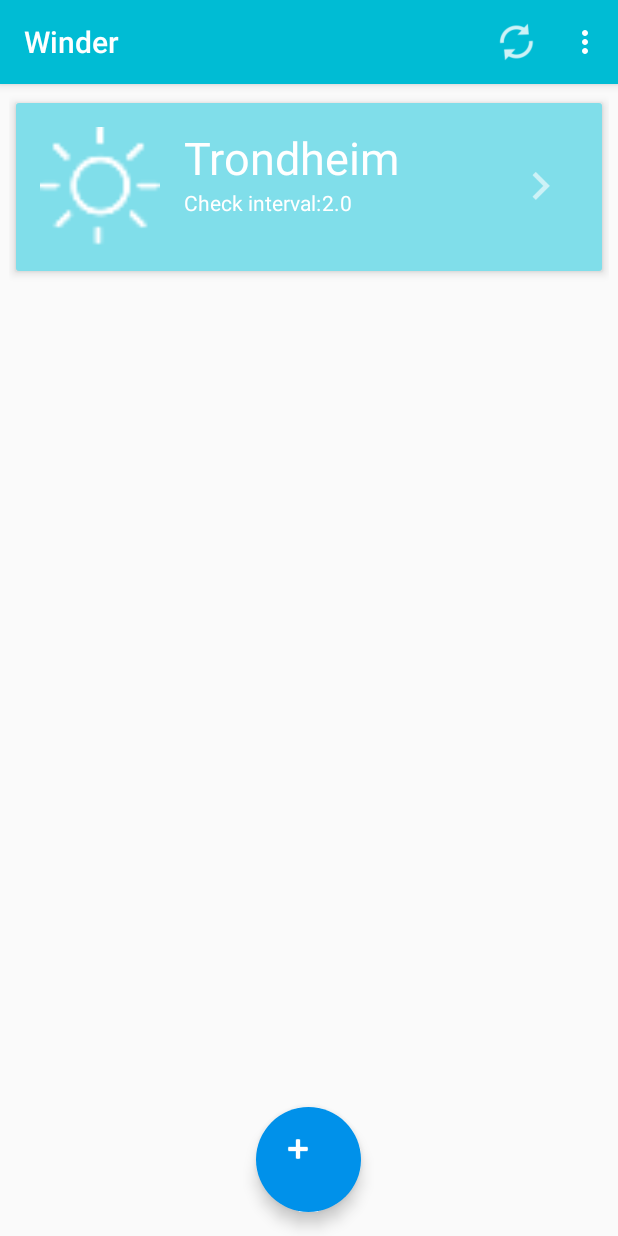
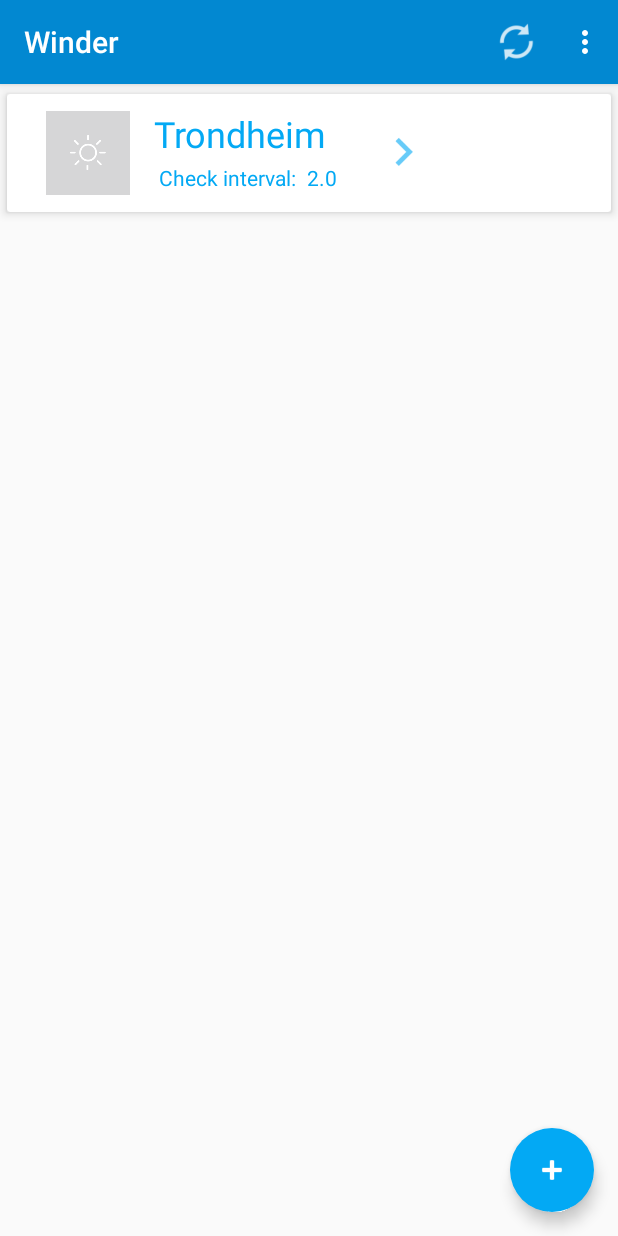
Before and after one commit to erlendg/Winder, an Android app: the screen it shows after launch (MainActivity), on a phone screen of 412 x 824 dp. Run offline under Robolectric (Android 15) with nearby library versions, the phone set to English and light mode, and no system bars; libraries missing offline, so code that uses them is left out: com.readystatesoftware.sqliteasset; 5 statements that could not run were skipped.

Commit message:
Ny hovedside.. working on it

```diff
--- a/app/src/main/java/com/eim/winder/activities/MainActivity.java
+++ b/app/src/main/java/com/eim/winder/activities/MainActivity.java
@@ -149,7 +149,7 @@ public class MainActivity extends AppCompatActivity {
     public boolean onOptionsItemSelected(MenuItem item) {
         // Handle action bar item clicks here. The action bar will
         // automatically handle clicks on the Home/Up button, so long
-        // as you specify a parent activity in AndroidManifest.xml.
+        // as you specify template_selected_shape parent activity in AndroidManifest.xml.
         /*
         //Gammel Kode:
         int id = item.getItemId();
@@ -201,10 +201,10 @@ public class MainActivity extends AppCompatActivity {
     }
 /**
  * This method is moved to another place in the code:
-    private void generateNotification(ArrayList<String> a, int i){
+    private void generateNotification(ArrayList<String> template_selected_shape, int i){
         notification = new NotificationCompat.Builder(this);
         notification.setSmallIcon(R.drawable.testicon);
-        if(!a.isEmpty()) {
+        if(!template_selected_shape.isEmpty()) {
             notification.setContentTitle("Vi har en match.");
             notification.setContentText("for område " + i + "!");
         }
--- a/app/src/main/java/com/eim/winder/activities/RVAdapter.java
+++ b/app/src/main/java/com/eim/winder/activities/RVAdapter.java
@@ -1,11 +1,15 @@
 package com.eim.winder.activities;
 
 import android.content.Context;
+import android.graphics.drawable.ColorDrawable;
+import android.graphics.drawable.Drawable;
+import android.graphics.drawable.LayerDrawable;
 import android.support.v7.widget.CardView;
 import android.support.v7.widget.RecyclerView;
 import android.view.LayoutInflater;
 import android.view.View;
 import android.view.ViewGroup;
+import android.widget.ImageButton;
 import android.widget.ImageView;
 import android.widget.TextView;
 
@@ -13,6 +17,7 @@ import com.eim.winder.R;
 import com.eim.winder.db.AlertSettingsDAO;
 
 import java.util.ArrayList;
+
 
 /**
  * Created by Mari on 18.02.2016.
@@ -58,9 +63,15 @@ public class RVAdapter extends RecyclerView.Adapter<RVAdapter.WeatherViewHolder>
     public void onBindViewHolder(WeatherViewHolder holder, int position) {
         holder.bind(alertsettings.get(position), listener);
         holder.locationName.setText(alertsettings.get(position).getLocation().getName());
-        holder.checkInterval.setText("" + alertsettings.get(position).getCheckInterval());
+        holder.checkInterval.setText(""+alertsettings.get(position).getCheckInterval());
         int resID = context.getResources().getIdentifier(alertsettings.get(position).getIconName(), "drawable", context.getPackageName());
+        holder.weatherIcon.setSelected(true);
         holder.weatherIcon.setImageResource(resID);
+        /*Drawable color = new ColorDrawable(context.getResources().getColor(R.color.colorAccent));
+        Drawable image = holder.weatherIcon.getDrawable();
+
+        LayerDrawable ld = new LayerDrawable(new Drawable[]{color, image});
+        holder.weatherIcon.setImageDrawable(ld);*/
     }
     @Override
     public void onAttachedToRecyclerView(RecyclerView recyclerView) {
@@ -73,7 +84,7 @@ public class RVAdapter extends RecyclerView.Adapter<RVAdapter.WeatherViewHolder>
         CardView card_view;
         TextView locationName;
         TextView checkInterval;
-        ImageView weatherIcon;
+        ImageButton weatherIcon;
 
 
         WeatherViewHolder(View itemView) {
@@ -81,9 +92,9 @@ public class RVAdapter extends RecyclerView.Adapter<RVAdapter.WeatherViewHolder>
             card_view = (CardView)itemView.findViewById(R.id.card_view);
             locationName = (TextView)itemView.findViewById(R.id.location_name);
             checkInterval = (TextView)itemView.findViewById(R.id.check_interval_num);
-            weatherIcon = (ImageView)itemView.findViewById(R.id.weather_photo);
+            weatherIcon = (ImageButton)itemView.findViewById(R.id.weather_photo);
         }
-        //Binds a listener to each item
+        //Binds template_selected_shape listener to each item
         public void bind(final AlertSettingsDAO item, final OnItemClickListener listener){
             itemView.setOnClickListener(new View.OnClickListener(){
                 @Override public void onClick(View v){
--- a/app/src/main/java/com/eim/winder/activities/alertsettings/SelectLocationActivity.java
+++ b/app/src/main/java/com/eim/winder/activities/alertsettings/SelectLocationActivity.java
@@ -117,7 +117,7 @@ public class SelectLocationActivity extends AppCompatActivity {
         SharedPreferences.Editor editor = defaultSharedPrefs.edit();
         if(sunButton.isSelected()){
             editor.putBoolean(getString(R.string.sunny_pref_key), true);
-            editor2.putString(getString(R.string.prefered_icon_key), "ic_sun");
+            editor2.putString(getString(R.string.prefered_icon_key), "ic_sun_filled");
             editor.apply();
             editor2.apply();
             return true;
--- a/app/src/main/res/drawable/sun_template_button.xml
+++ b/app/src/main/res/drawable/template_button.xml
@@ -1,8 +1,8 @@
 <?xml version="1.0" encoding="utf-8"?>
 <selector xmlns:android="http://schemas.android.com/apk/res/android" android:exitFadeDuration="@android:integer/config_mediumAnimTime">
     <item
-        android:drawable="@drawable/a"
+        android:drawable="@drawable/template_selected_shape"
         android:state_selected="true"/>
     <item
-        android:drawable="@drawable/b" />
+        android:drawable="@drawable/template_not_selected_shape" />
 </selector>
--- a/app/src/main/res/layout/activity_main.xml
+++ b/app/src/main/res/layout/activity_main.xml
@@ -24,9 +24,9 @@
 
     <android.support.design.widget.FloatingActionButton
         android:id="@+id/fab"
-        android:layout_width="70dp"
-        android:layout_height="70dp"
-        android:layout_gravity="bottom|center"
+        android:layout_width="wrap_content"
+        android:layout_height="wrap_content"
+        android:layout_gravity="bottom|right"
         app:fabSize = "normal"
         android:layout_margin="@dimen/fab_margin"
         app:borderWidth="0dp"
--- a/app/src/main/res/layout/card_view_row.xml
+++ b/app/src/main/res/layout/card_view_row.xml
@@ -1,11 +1,10 @@
 <?xml version="1.0" encoding="utf-8"?>
-<LinearLayout
-    xmlns:android="http://schemas.android.com/apk/res/android"
+<LinearLayout xmlns:android="http://schemas.android.com/apk/res/android"
     xmlns:card_view="http://schemas.android.com/apk/res-auto"
+    xmlns:app="http://schemas.android.com/tools"
     android:orientation="vertical"
     android:layout_width="match_parent"
-    android:layout_height="match_parent"
-    android:padding="6dp">
+    android:layout_height="match_parent">
 
     <android.support.v7.widget.CardView
         android:layout_width="match_parent"
@@ -14,57 +13,71 @@
         card_view:cardElevation="4dp"
         card_view:cardUseCompatPadding="true">
 
-        <RelativeLayout
+        <LinearLayout
             android:layout_width="match_parent"
             android:layout_height="wrap_content"
-            android:padding="16dp"
-            android:background="@color/md_cyan_200"
-            android:elevation="10dp">
+            android:orientation="horizontal"
+            android:padding="10dp">
 
-            <ImageView
-                android:layout_width="80dp"
-                android:layout_height="80dp"
+
+
+                <ImageButton
+                    android:layout_width="56dp"
+                    android:layout_height="56dp"
+                    android:layout_gravity="center"
+                    android:background="@drawable/template_button"
+                    android:layout_marginLeft="16dp"
+                    android:layout_marginRight="16dp"
                     android:id="@+id/weather_photo"
-                android:layout_alignParentLeft="true"
-                android:layout_alignParentTop="true"
-                android:layout_marginRight="16dp" />
+                    android:clickable="false"/>
+
+                <LinearLayout
+                    android:layout_width="wrap_content"
+                    android:layout_height="wrap_content"
+                    android:orientation="vertical">
 
                     <TextView
                         android:layout_width="wrap_content"
                         android:layout_height="wrap_content"
                         android:id="@+id/location_name"
-                android:layout_toRightOf="@+id/weather_photo"
-                android:layout_alignParentTop="true"
-                android:text="Trondheim"
-                android:textSize="30sp"
-                android:textColor="@color/colorWhite"/>
+                        android:text="Trondheim lufthavn, Værnes"
+                        android:textColor="@color/colorAccent"
+                        android:textSize="24sp"/>
+
+                    <LinearLayout
+                        android:layout_width="wrap_content"
+                        android:layout_height="wrap_content"
+                        android:orientation="horizontal">
 
                         <TextView
                             android:layout_width="wrap_content"
                             android:layout_height="wrap_content"
+                            android:layout_margin="3dp"
                             android:id="@+id/weather_check_interval"
-                android:layout_toRightOf="@+id/weather_photo"
-                android:layout_below="@+id/location_name"
-                android:textColor="@color/colorWhite"
+                            android:textColor="@color/colorAccent"
                             android:text="@string/check_interval"/>
                         <TextView
                             android:layout_width="wrap_content"
                             android:layout_height="wrap_content"
+                            android:layout_margin="3dp"
                             android:id="@+id/check_interval_num"
-                android:layout_toRightOf="@+id/weather_check_interval"
-                android:layout_below="@+id/location_name"
-                android:textColor="@color/colorWhite"/>
+                            android:textColor="@color/colorAccent"/>
+
+                    </LinearLayout>
+
+                </LinearLayout>
 
                 <ImageView
                     android:layout_width="50dp"
                     android:layout_height="50dp"
                     android:id="@+id/arrow_butten"
-                android:layout_centerVertical="true"
-                android:layout_alignParentRight="true"
+                    android:layout_gravity="center"
                     android:layout_marginLeft="16dp"
                     android:src="@drawable/ic_action_hardware_keyboard_arrow_right"
-                android:tint="@color/colorWhite"/>
+                    android:tint="@color/colorAccent"/>
 
-        </RelativeLayout>
+
+
+        </LinearLayout>
     </android.support.v7.widget.CardView>
 </LinearLayout>
--- a/app/src/main/res/layout/content_main.xml
+++ b/app/src/main/res/layout/content_main.xml
@@ -7,25 +7,18 @@
     android:layout_height="match_parent"
     app:layout_behavior="@string/appbar_scrolling_view_behavior"
     tools:context=".activities.MainActivity"
-    tools:showIn="@layout/activity_main">
+    tools:showIn="@layout/activity_main"
+    android:fitsSystemWindows="true">
 
     <android.support.v7.widget.RecyclerView
         android:id="@+id/recycler_view"
         android:layout_width="match_parent"
         android:layout_height="match_parent"
-        android:scrollbars="vertical"/>
+        android:scrollbars="vertical"
+        android:paddingBottom="70dp"/>
+    <Space
+        android:layout_alignBottom="@id/recycler_view"
+        android:layout_width="match_parent"
+        android:layout_height="70dp" />
 
-   <!-- <ListView
-        android:layout_width="match_parent"
-        android:layout_height="wrap_content"
-        android:id="@+id/alert_listview"
-        android:divider="@android:color/transparent"
-        android:dividerHeight="5dp"
-        android:layout_alignParentRight="true"
-        android:layout_marginTop="@dimen/activity_horizontal_margin"
-        android:scrollbars="none"
-        android:layout_marginLeft="5dp"
-        android:layout_marginRight="5dp">
-
-    </ListView>-->
 </RelativeLayout>
--- a/app/src/main/res/values/colors.xml
+++ b/app/src/main/res/values/colors.xml
@@ -1,8 +1,8 @@
 <?xml version="1.0" encoding="utf-8"?>
 <resources>
-    <color name="colorPrimary">#00bcd4</color>
-    <color name="colorPrimaryDark">#303f9f</color>
-    <color name="colorAccent">#0091ea</color>
+    <color name="colorPrimary">@color/md_light_blue_700</color>
+    <color name="colorPrimaryDark">@color/md_light_blue_900</color>
+    <color name="colorAccent">@color/md_light_blue_500</color>
     <color name="transparent">#00000000</color>
     <color name="colorWhite">#ffffff</color>
     <color name="view_divider_color">#BABABA</color>
```
Also changed, not shown: app/src/main/res/drawable/a.xml (deleted, +0 -15 lines), app/src/main/res/drawable/addbuttonshape.xml (deleted, +0 -24 lines), app/src/main/res/drawable/b.xml (deleted, +0 -15 lines), app/src/main/res/layout/location_layout.xml (+5 -5 lines), 1 other file. Lines whose indentation alone changed are shown as unchanged.
